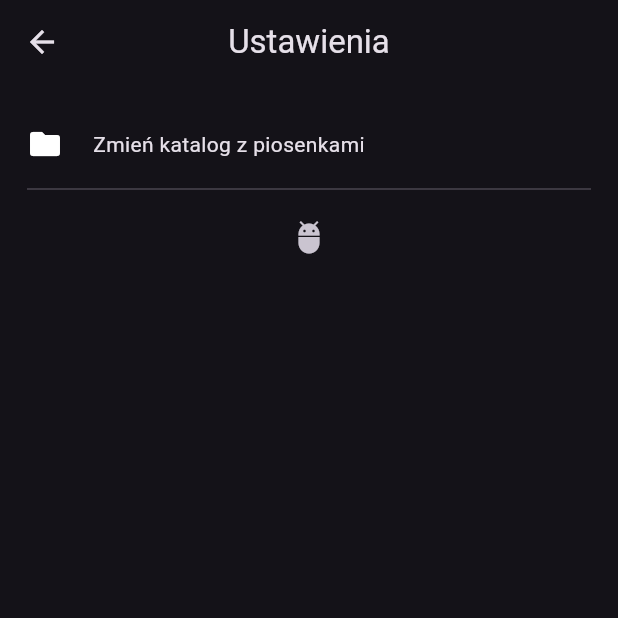
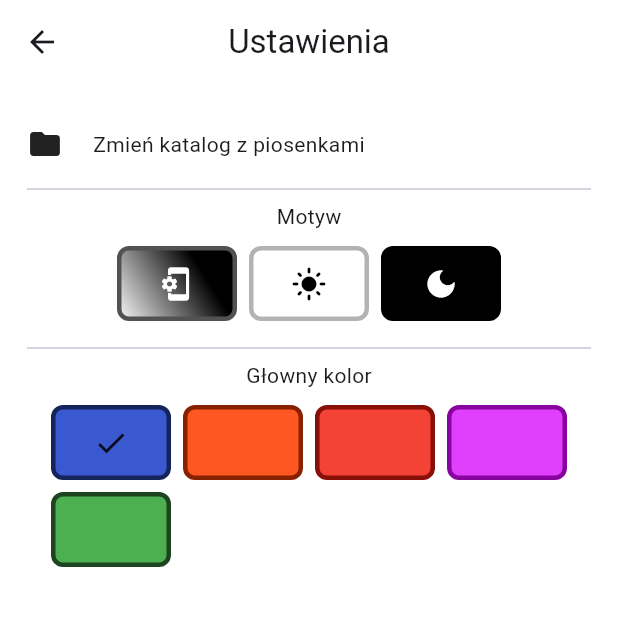
Before and after one commit to Piotrowskii/SimpleMusic, a Flutter app: the screen it shows after launch, after a tap on "Ustawienia", on a phone screen of 412 x 824 dp, the top half of it. Run offline on Flutter 3.47's test engine with Material 3 defaults, Android fonts, the phone set to English and light mode, and no system bars; our stand-ins replace file_picker, get_it, just_audio, just_audio_background, permission_handler, skeletonizer and 1 more; missing offline and left inert: audio_metadata_reader, audio_session; accounts and stored records are empty.

Commit message:
Choosing colors and system theme

```diff
--- a/lib/components/main_page/song_item.dart
+++ b/lib/components/main_page/song_item.dart
@@ -4,6 +4,7 @@ import 'package:path/path.dart' as pth;
 import 'package:simple_music_app1/pages/player_page.dart';
 import 'package:simple_music_app1/services/get_it_register.dart';
 import 'package:simple_music_app1/services/music_player.dart';
+import 'package:simple_music_app1/services/theme_extension.dart';
 
 import '../../models/song.dart';
 
@@ -20,12 +21,13 @@ class SongItem extends StatefulWidget {
 
 class _SongItemState extends State<SongItem> {
 
+
   @override
   Widget build(BuildContext context) {
+    ColorExtension colorExtension = Theme.of(context).extension<ColorExtension>()!;
+
     Song song = widget.song;
     MusicPlayer player = widget.player;
-
-    print("IM FUCKING BULDING !!!!!!!!!");
 
     return InkWell(
       borderRadius: BorderRadius.circular(10),
@@ -57,6 +59,7 @@ class _SongItemState extends State<SongItem> {
                     Text(
                       song.title ?? pth.basenameWithoutExtension(song.filePath),
                       overflow: TextOverflow.ellipsis,
+                      style: TextStyle(color: colorExtension.primaryColor),
                     ),
                     Text(
                       song.author ?? "Nieznany wykonawca",
--- /dev/null
+++ b/lib/components/settings_page/primary_color_picker.dart
@@ -0,0 +1,62 @@
+import 'package:flutter/material.dart';
+import 'package:simple_music_app1/enmus/current_theme.dart';
+import 'package:simple_music_app1/services/color_service.dart';
+import 'package:simple_music_app1/services/get_it_register.dart';
+
+class PrimaryColorPicker extends StatefulWidget {
+  const PrimaryColorPicker({super.key});
+
+  @override
+  State<PrimaryColorPicker> createState() => _PrimaryColorPickerState();
+}
+
+class _PrimaryColorPickerState extends State<PrimaryColorPicker> {
+  ColorService colorService = locator<ColorService>();
+
+  Color darkenColor(Color color, double ammount){
+    HSLColor hsl = HSLColor.fromColor(color);
+    HSLColor darkened = hsl.withLightness((hsl.lightness - ammount).clamp(0.0, 1.0));
+    return darkened.toColor();
+  }
+
+  @override
+  Widget build(BuildContext context) {
+    return Column(
+      children: [
+        Text("Głowny kolor"),
+        SizedBox(height: 10,),
+        Wrap(
+          spacing: 8,
+          runSpacing: 8,
+          children: [
+            for(CurrentTheme theme in CurrentTheme.values) SingleColor(theme),
+          ],
+        )
+      ],
+    );
+  }
+
+  Widget SingleColor(CurrentTheme theme){
+    Color choosingColor = colorService.getThemePrimaryColor(theme);
+    bool isSelected = (colorService.currentTheme == theme);
+
+    return InkWell(
+      onTap: (){
+        setState(() {
+          colorService.changeTheme(theme);
+        });
+      },
+      borderRadius: BorderRadius.circular(8),
+      child: Ink(
+        height: 50,
+        width: 80,
+        decoration: BoxDecoration(
+          color: choosingColor,
+          border: Border.all(width: 3,color: darkenColor(choosingColor, 0.3)),
+          borderRadius: BorderRadius.circular(8)
+        ),
+        child: isSelected ? Icon(Icons.check) : SizedBox(),
+      ),
+    );
+  }
+}
--- /dev/null
+++ b/lib/components/settings_page/system_theme_picker.dart
@@ -0,0 +1,85 @@
+import 'package:flutter/material.dart';
+import 'package:simple_music_app1/services/color_service.dart';
+import 'package:simple_music_app1/services/get_it_register.dart';
+
+class SystemThemePicker extends StatefulWidget {
+  const SystemThemePicker({super.key});
+
+  @override
+  State<SystemThemePicker> createState() => _SystemThemePickerState();
+}
+
+class _SystemThemePickerState extends State<SystemThemePicker> {
+  ColorService colorService = locator<ColorService>();
+
+
+  Color darkenColor(Color color, double ammount){
+    HSLColor hsl = HSLColor.fromColor(color);
+    HSLColor darkened = hsl.withLightness((hsl.lightness - ammount).clamp(0.0, 1.0));
+    return darkened.toColor();
+  }
+
+  @override
+  Widget build(BuildContext context) {
+    return Padding(
+      padding: const EdgeInsets.only(
+        bottom: 10
+      ),
+      child: Column(
+        children: [
+          Text("Motyw"),
+          SizedBox(height: 10,),
+          Wrap(
+            spacing: 8,
+            runSpacing: 8,
+            children: [
+              for(ThemeMode themeMode in ThemeMode.values) SingleSystemTheme(themeMode)
+            ],
+          )
+        ],
+      ),
+    );
+  }
+
+  Widget SingleSystemTheme(ThemeMode themeMode){
+    bool isSelected = (colorService.currentThemeMode == themeMode);
+    Color backgroundColor;
+    Widget childWidget;
+    switch(themeMode){
+      case ThemeMode.system:
+        backgroundColor = Colors.grey;
+        childWidget = Icon(Icons.phonelink_setup,color: Colors.white);
+      case ThemeMode.light:
+        backgroundColor = Colors.white;
+        childWidget = Icon(Icons.light_mode,color: Colors.black);
+      case ThemeMode.dark:
+        backgroundColor = Colors.black;
+        childWidget = Icon(Icons.dark_mode,color: Colors.white);
+    }
+
+    return InkWell(
+      onTap: (){
+        setState(() {
+          colorService.changeSystemTheme(themeMode);
+        });
+      },
+      borderRadius: BorderRadius.circular(8),
+      child: Column(
+        children: [
+          Ink(
+            height: 50,
+            width: 80,
+            decoration: BoxDecoration(
+              gradient: (themeMode == ThemeMode.system) ? LinearGradient(colors: [Colors.white,Colors.black],stops: [0,0.7],begin: Alignment.bottomLeft,end: Alignment.topRight) : null,
+              color: backgroundColor,
+              border: Border.all(width: 3,color: darkenColor(backgroundColor, 0.3)),
+              borderRadius: BorderRadius.circular(8)
+            ),
+            child: childWidget
+          ),
+
+        ],
+      ),
+    );
+  }
+}
--- a/lib/main.dart
+++ b/lib/main.dart
@@ -41,15 +41,23 @@ class MyApp extends StatelessWidget {
           title: 'Flutter Demo',
           theme: ThemeData(scaffoldBackgroundColor: Colors.white,inputDecorationTheme: InputDecorationTheme(fillColor: Colors.white,iconColor: Colors.white),appBarTheme: AppBarTheme(backgroundColor: Colors.white)).copyWith(
             extensions: <ThemeExtension<dynamic>>[
-              ColorExtension(primaryColor: colorService.primaryColor, songArtColor: colorService.songArtBackgroundLight)
+              ColorExtension(
+                primaryColor: colorService.primaryColor,
+                songArtColor: colorService.songArtBackgroundLight,
+                oppositeToTheme: Colors.black
+              )
             ]
           ),
           darkTheme: ThemeData.dark().copyWith(
             extensions: <ThemeExtension<dynamic>>[
-              ColorExtension(primaryColor: colorService.primaryColor, songArtColor: colorService.songArtBackgroundDark)
+              ColorExtension(
+                primaryColor: colorService.primaryColor,
+                songArtColor: colorService.songArtBackgroundDark,
+                oppositeToTheme: Colors.white
+              )
             ]
           ),
-          themeMode: ThemeMode.dark,
+          themeMode: colorService.currentThemeMode,
           home: const MainPage(),
         );
       },
--- a/lib/pages/settings_page.dart
+++ b/lib/pages/settings_page.dart
@@ -1,5 +1,7 @@
 import 'package:flutter/material.dart';
 import 'package:simple_music_app1/components/settings_page/music_folder_alert.dart';
+import 'package:simple_music_app1/components/settings_page/primary_color_picker.dart';
+import 'package:simple_music_app1/components/settings_page/system_theme_picker.dart';
 import 'package:simple_music_app1/enmus/current_theme.dart';
 import 'package:simple_music_app1/pages/main_page.dart';
 import 'package:simple_music_app1/services/color_service.dart';
@@ -50,7 +52,9 @@ class _SettingsPageState extends State<SettingsPage> {
                      ),
                    ),
                    Divider(),
-                   IconButton(onPressed: (){colorService.changeTheme(CurrentTheme.blue);}, icon: Icon(Icons.adb))
+                   SystemThemePicker(),
+                   Divider(),
+                   PrimaryColorPicker(),
                  ],
                ),
              ),
--- a/lib/services/color_service.dart
+++ b/lib/services/color_service.dart
@@ -1,3 +1,4 @@
+import 'package:flutter/gestures.dart';
 import 'package:flutter/material.dart';
 import 'package:flutter/scheduler.dart';
 import 'package:simple_music_app1/enmus/current_theme.dart';
@@ -8,22 +9,32 @@ class ColorService extends ChangeNotifier{
   Color songArtBackgroundLight = Color.fromARGB(255,236,236,236);
   Color songArtBackgroundDark = Color.fromARGB(255,34,33,38);
   CurrentTheme currentTheme = CurrentTheme.blue;
+  ThemeMode currentThemeMode = ThemeMode.system;
 
 
-  void changeTheme(CurrentTheme theme){
+  Color getThemePrimaryColor(CurrentTheme theme){
     switch (theme){
       case CurrentTheme.blue:
-        primaryColor = Color.fromARGB(255,58, 89, 209);
+        return Color.fromARGB(255,58, 89, 209);
       case CurrentTheme.orange:
-        primaryColor = Colors.deepOrange;
+        return Colors.deepOrange;
       case CurrentTheme.red:
-        primaryColor = Colors.redAccent;
+        return Colors.red;
       case CurrentTheme.purple:
-        primaryColor = Colors.purpleAccent;
+        return Colors.purpleAccent;
       case CurrentTheme.green:
-        primaryColor = Colors.greenAccent;
+        return Colors.green;
     }
+  }
 
+  void changeTheme(CurrentTheme theme){
+    primaryColor = getThemePrimaryColor(theme);
+    currentTheme = theme;
+    notifyListeners();
+  }
+
+  void changeSystemTheme(ThemeMode themeMode){
+    currentThemeMode = themeMode;
     notifyListeners();
   }
 
--- a/lib/services/theme_extension.dart
+++ b/lib/services/theme_extension.dart
@@ -1,14 +1,15 @@
 import 'package:flutter/material.dart';
 
 class ColorExtension extends ThemeExtension<ColorExtension> {
-  const ColorExtension({required this.primaryColor, required this.songArtColor});
+  const ColorExtension({required this.primaryColor, required this.songArtColor, required this.oppositeToTheme});
 
   final Color primaryColor;
   final Color songArtColor;
+  final Color oppositeToTheme;
 
   @override
-  ColorExtension copyWith({Color? brandColor, Color? danger}) {
-    return ColorExtension(primaryColor: brandColor ?? this.primaryColor, songArtColor: danger ?? this.songArtColor);
+  ColorExtension copyWith({Color? primaryColor, Color? songArtColor, Color? oppositeToTheme}) {
+    return ColorExtension(primaryColor: primaryColor ?? this.primaryColor, songArtColor: songArtColor ?? this.songArtColor, oppositeToTheme: oppositeToTheme ?? this.oppositeToTheme);
   }
 
   @override
@@ -19,6 +20,7 @@ class ColorExtension extends ThemeExtension<ColorExtension> {
     return ColorExtension(
       primaryColor: Color.lerp(primaryColor, other.primaryColor, t) ?? primaryColor,
       songArtColor: Color.lerp(songArtColor, other.songArtColor, t) ?? primaryColor,
+      oppositeToTheme: Color.lerp(oppositeToTheme, other.oppositeToTheme, t) ?? oppositeToTheme,
     );
   }
 
```
